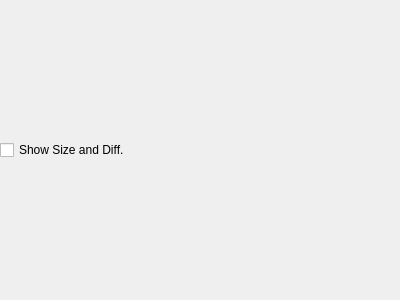
The window that app/src/transformoptionswidget.ui (pencil2d/pencil) describes before a commit, drawn with Qt 5.
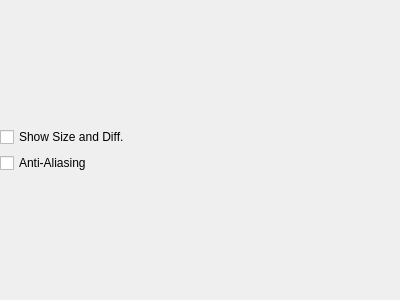
The same window after the commit.

Commit message: TransformOptionsWidget: Add Anti-aliasing checkbox

The edit to the form file:
```diff
--- a/app/src/transformoptionswidget.ui
+++ b/app/src/transformoptionswidget.ui
@@ -41,6 +41,13 @@
        </property>
       </widget>
      </item>
+     <item>
+      <widget class="QCheckBox" name="antiAliasingCheckBox">
+       <property name="text">
+        <string>Anti-Aliasing</string>
+       </property>
+      </widget>
+     </item>
     </layout>
    </item>
   </layout>
```
The commit also changes 7 other files.
